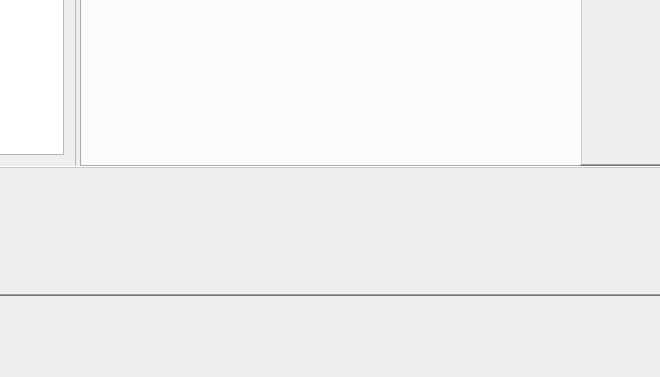
The window that glowneokno.ui (wiacekmarcin/StanowiskoChemiczne) describes before a commit, drawn with Qt 5; both pictures show x 250 to 910 and y 373 to 750 of the 1000 by 750 pixel window.
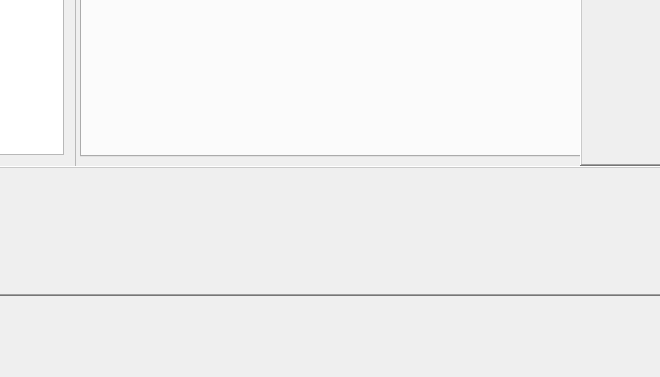
The same window after the commit. The open tabs and pages were chosen to show the change. Custom widgets are drawn as their Qt base class.

What changed in the file:
```diff
--- a/glowneokno.ui
+++ b/glowneokno.ui
@@ -110,7 +110,7 @@
       <x>330</x>
       <y>0</y>
       <width>501</width>
-      <height>521</height>
+      <height>511</height>
      </rect>
     </property>
     <property name="sizePolicy">
```
Left out of the diff: 3 changed lines with no effect on the pictures.
